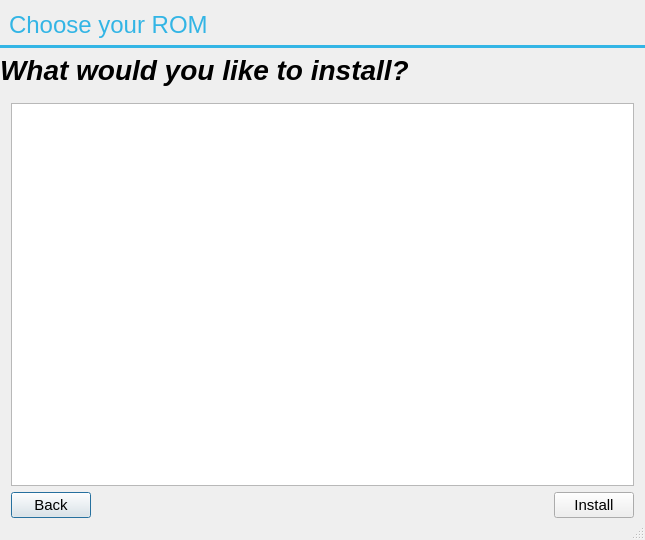
This is ui/romlistdialog.ui in omnirom/omni_apps_Installer as Qt 5 draws it before an edit. The edited form follows.
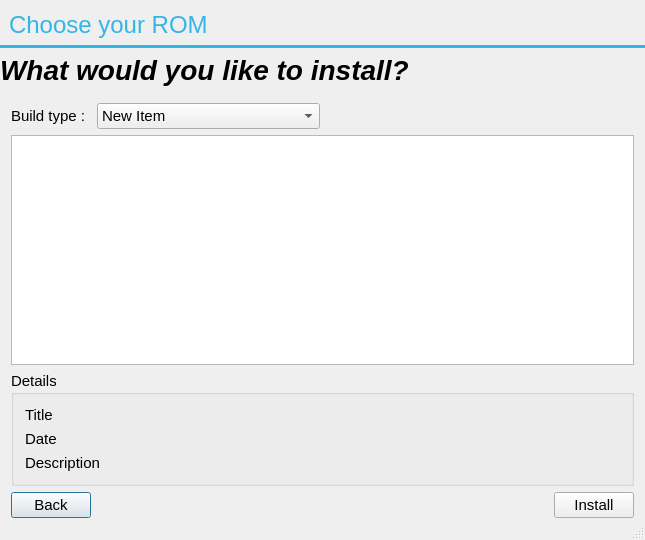
This is the edited form. Icons and pictures are not drawn.

```diff
--- a/ui/romlistdialog.ui
+++ b/ui/romlistdialog.ui
@@ -92,47 +92,51 @@
    <item row="3" column="0" colspan="4">
     <widget class="QWidget" name="widget" native="true">
      <layout class="QGridLayout" name="gridLayout_2">
-      <item row="1" column="0">
+      <item row="3" column="0">
        <widget class="QPushButton" name="btnBack">
         <property name="text">
          <string>Back</string>
         </property>
        </widget>
       </item>
-      <item row="1" column="3">
+      <item row="2" column="0" colspan="4">
+       <widget class="QGroupBox" name="groupBox">
+        <property name="title">
+         <string>Details</string>
+        </property>
+        <layout class="QGridLayout" name="gridLayout_3">
+         <item row="0" column="0">
+          <widget class="QLabel" name="label_3">
+           <property name="text">
+            <string>Title</string>
+           </property>
+          </widget>
+         </item>
+         <item row="2" column="0">
+          <widget class="QLabel" name="label_4">
+           <property name="text">
+            <string>Description</string>
+           </property>
+          </widget>
+         </item>
+         <item row="1" column="0">
+          <widget class="QLabel" name="label_5">
+           <property name="text">
+            <string>Date</string>
+           </property>
+          </widget>
+         </item>
+        </layout>
+       </widget>
+      </item>
+      <item row="3" column="3">
        <widget class="QPushButton" name="btnInstall">
         <property name="text">
          <string>Install</string>
         </property>
        </widget>
       </item>
-      <item row="1" column="2">
-       <spacer name="horizontalSpacer">
-        <property name="orientation">
-         <enum>Qt::Horizontal</enum>
-        </property>
-        <property name="sizeHint" stdset="0">
-         <size>
-          <width>40</width>
-          <height>20</height>
-         </size>
-        </property>
-       </spacer>
-      </item>
-      <item row="1" column="1">
-       <spacer name="horizontalSpacer_2">
-        <property name="orientation">
-         <enum>Qt::Horizontal</enum>
-        </property>
-        <property name="sizeHint" stdset="0">
-         <size>
-          <width>40</width>
-          <height>20</height>
-         </size>
-        </property>
-       </spacer>
-      </item>
-      <item row="0" column="0" colspan="4">
+      <item row="1" column="0" colspan="4">
        <widget class="QListWidget" name="listRoms">
         <property name="sizePolicy">
          <sizepolicy hsizetype="Preferred" vsizetype="Expanding">
@@ -169,6 +173,48 @@
         </property>
        </widget>
       </item>
+      <item row="3" column="2">
+       <spacer name="horizontalSpacer">
+        <property name="orientation">
+         <enum>Qt::Horizontal</enum>
+        </property>
+        <property name="sizeHint" stdset="0">
+         <size>
+          <width>40</width>
+          <height>20</height>
+         </size>
+        </property>
+       </spacer>
+      </item>
+      <item row="3" column="1">
+       <spacer name="horizontalSpacer_2">
+        <property name="orientation">
+         <enum>Qt::Horizontal</enum>
+        </property>
+        <property name="sizeHint" stdset="0">
+         <size>
+          <width>40</width>
+          <height>20</height>
+         </size>
+        </property>
+       </spacer>
+      </item>
+      <item row="0" column="0">
+       <widget class="QLabel" name="label_2">
+        <property name="text">
+         <string>Build type :</string>
+        </property>
+       </widget>
+      </item>
+      <item row="0" column="1">
+       <widget class="QComboBox" name="comboBox">
+        <item>
+         <property name="text">
+          <string>New Item</string>
+         </property>
+        </item>
+       </widget>
+      </item>
      </layout>
     </widget>
    </item>
```
